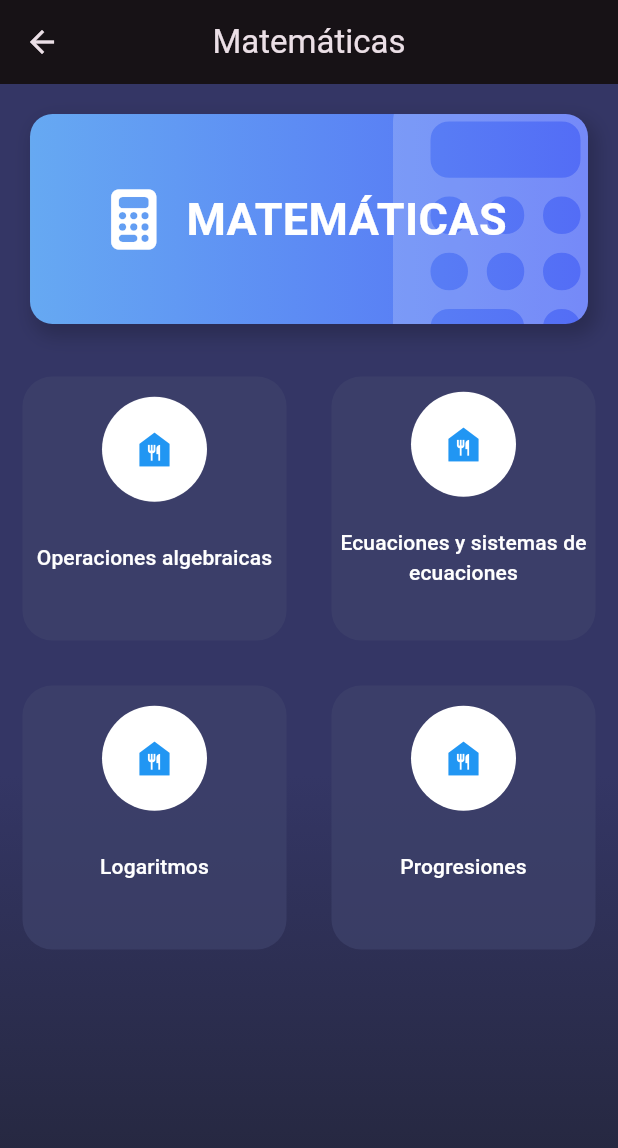
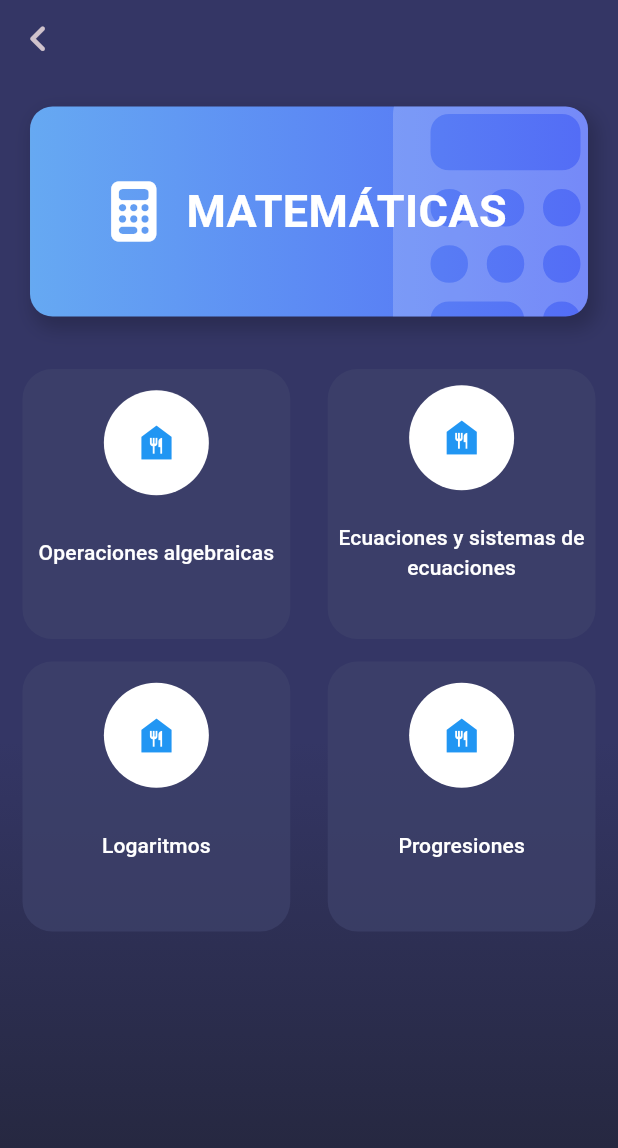
Before and after one commit to LarzlRael/formular.io, a Flutter app: the screen it shows after launch, after a tap on "Matemáticas", on a phone screen of 412 x 824 dp. Shown: the top 1148 px of the screen. Run offline on Flutter 3.47's test engine with Material 2 defaults, Android fonts, the phone set to English and light mode, and no system bars; our stand-ins replace device_info_plus, font_awesome_flutter, go_router, permission_handler; missing offline and left inert: flutter_downloader, pdf_viewer_plugin; network calls fail.

Commit message:
added flutter_staggered_grid_view and others

```diff
--- a/lib/pages/formulario_page.dart
+++ b/lib/pages/formulario_page.dart
@@ -1,23 +1,33 @@
 part of 'pages.dart';
 
 class FormularioPage extends StatelessWidget {
-  final Tema tema;
-
-  const FormularioPage({super.key, required this.tema});
+  const FormularioPage({
+    super.key,
+  });
   @override
   Widget build(BuildContext context) {
+    final currentLessonProvider = context.read<CurrentLessonProvider>();
+    final tema = currentLessonProvider.getLesson;
+
     return Scaffold(
-      appBar: AppBar(
+      /* appBar: AppBar(
         title: Text(tema.name),
-      ),
+      ), */
       body: Layout(
-        child: Stack(
-          children: [
-            Column(
+        child: SafeArea(
+          child: Column(
+            crossAxisAlignment: CrossAxisAlignment.start,
             children: [
               /* _titulos(), */
               /* Hero(
                 tag: tema.name, */
+              IconButton(
+                onPressed: context.pop,
+                icon: const Icon(
+                  Icons.chevron_left_rounded,
+                  size: 35,
+                ),
+              ),
               BannerChoosenLesson(
                 text: tema.name,
                 color1: tema.color1,
@@ -26,7 +36,7 @@ class FormularioPage extends StatelessWidget {
               ),
               /* ), */
               Expanded(
-                  child: GridView.count(
+                /* child: GridView.count(
                     /* shrinkWrap: true, */
                     /* physics: NeverScrollableScrollPhysics(), */
                     crossAxisCount: 2,
@@ -42,11 +52,28 @@ class FormularioPage extends StatelessWidget {
                           );
                         },
                       );
-                      }).toList()),
+                    }).toList()), */
+                child: AlignedGridView.count(
+                  padding: const EdgeInsets.fromLTRB(15, 15, 15, 0),
+                  crossAxisCount: 2,
+                  mainAxisSpacing: 15,
+                  crossAxisSpacing: 25,
+                  itemCount: currentLessonProvider.getLesson.lessons.length,
+                  itemBuilder: (context, index) => CircleButton(
+                    color: Colors.blue,
+                    icon: Icons.food_bank,
+                    text: tema.lessons[index].lessonName,
+                    onPressed: () {
+                      context.push(
+                        '/subtitles_list_page',
+                        extra: tema.lessons[index],
+                      );
+                    },
+                  ),
+                ),
               ),
             ],
           ),
-          ],
         ),
       ),
     );
--- a/lib/pages/home_page.dart
+++ b/lib/pages/home_page.dart
@@ -13,6 +13,7 @@ class HomePage extends StatelessWidget {
 
   @override
   Widget build(BuildContext context) {
+    final currentLessonProvider = context.read<CurrentLessonProvider>();
     return Scaffold(
       /* appBar: AppBar(
         title: const Text(appName),
@@ -29,7 +30,10 @@ class HomePage extends StatelessWidget {
                     icon: e.icon,
                     text: e.name,
                     onPress: () {
-                      context.push('/formulario_page', extra: e);
+                      currentLessonProvider.setLesson = e;
+                      context.push(
+                        '/formulario_page',
+                      );
                     },
                     color1: e.color1,
                     color2: e.color2,
@@ -220,7 +224,7 @@ class Subastareas extends StatelessWidget {
                 ),
               ),
               const Text(
-                'Tienes tareas sin resolver? dile a alquien que lo haga por ti',
+                '¿Tienes tareas sin resolver? dile a alguien que lo haga por ti',
                 textAlign: TextAlign.center,
                 /* fontWeight: FontWeight.w500, */
               ),
--- a/lib/pages/pages.dart
+++ b/lib/pages/pages.dart
@@ -4,6 +4,7 @@ import 'dart:math';
 import 'dart:ui';
 import 'package:device_info_plus/device_info_plus.dart';
 import 'package:flutter_downloader/flutter_downloader.dart';
+import 'package:flutter_staggered_grid_view/flutter_staggered_grid_view.dart';
 import 'package:formularios/constant/constant.dart';
 import 'package:formularios/data/sumary.dart';
 import 'package:formularios/model/sumary_model.dart';
@@ -19,6 +20,9 @@ import 'package:font_awesome_flutter/font_awesome_flutter.dart';
 import 'package:path_provider/path_provider.dart';
 import 'package:pdf_viewer_plugin/pdf_viewer_plugin.dart';
 import 'package:permission_handler/permission_handler.dart';
+import 'package:provider/provider.dart';
+
+import '../provider/providers.dart';
 
 part 'home_page.dart';
 part 'formulario_page.dart';
--- a/lib/provider/current_lesson_provider.dart
+++ b/lib/provider/current_lesson_provider.dart
@@ -1,3 +1,12 @@
 part of './providers.dart';
 
-class CurrentLessonProvider extends ChangeNotifier {}
+class CurrentLessonProvider extends ChangeNotifier {
+  late Tema _tema;
+
+  set setLesson(Tema tema) {
+    _tema = tema;
+    notifyListeners();
+  }
+
+  Tema get getLesson => _tema;
+}
--- a/lib/provider/providers.dart
+++ b/lib/provider/providers.dart
@@ -1,5 +1,7 @@
 import 'package:flutter/material.dart';
 import 'package:formularios/theme/app_theme.dart';
 
+import '../model/sumary_model.dart';
+
 part 'current_lesson_provider.dart';
 part 'theme_provider.dart';
--- a/lib/routes/app_routes.dart
+++ b/lib/routes/app_routes.dart
@@ -10,12 +10,7 @@ final appRouter = GoRouter(
     ),
     GoRoute(
       path: '/formulario_page',
-      builder: (context, state) {
-        Tema tema = state.extra as Tema;
-        return FormularioPage(
-          tema: tema,
-        );
-      },
+      builder: (context, state) => const FormularioPage(),
     ),
     GoRoute(
       path: '/subtitles_list_page',
--- a/lib/widgets/buttons/circle_button.dart
+++ b/lib/widgets/buttons/circle_button.dart
@@ -25,7 +25,6 @@ class CircleButton extends StatelessWidget {
         },
         child: Container(
           height: 180.0,
-          margin: const EdgeInsets.all(15.0),
           decoration: BoxDecoration(
             color: const Color.fromRGBO(62, 66, 107, 0.7),
             borderRadius: BorderRadius.circular(20.0),
--- a/pubspec.yaml
+++ b/pubspec.yaml
@@ -40,7 +40,7 @@ dependencies:
   pdf_viewer_plugin: ^2.0.1
   permission_handler: ^10.0.0
   provider: ^6.0.5
-
+  flutter_staggered_grid_view: ^0.6.2
 dev_dependencies:
   change_app_package_name: ^1.1.0
 
```
Also changed, not shown: pubspec.lock. Lines whose indentation alone changed are shown as unchanged.
